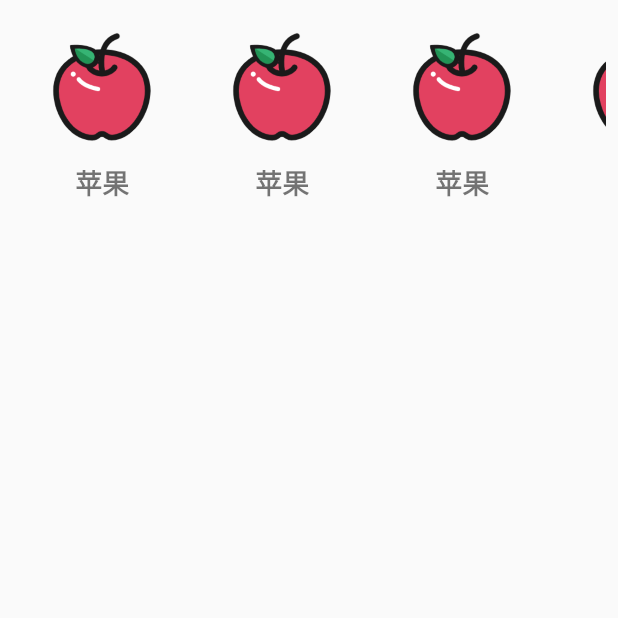
After one commit to zhenhunfan/learn, an Android app: the RecycleViewDemoActivity screen opened directly, with no data from a screen before it, on a phone screen of 412 x 824 dp, the top half of it. The commit adds this screen. Run offline under Robolectric (Android 15) with nearby library versions, the phone set to English and light mode, and no system bars.

Commit message:
添加了RecyclerView

```diff
--- a/android/07.Layout/app/src/main/AndroidManifest.xml
+++ b/android/07.Layout/app/src/main/AndroidManifest.xml
@@ -9,7 +9,8 @@
         android:roundIcon="@mipmap/ic_launcher_round"
         android:supportsRtl="true"
         android:theme="@style/AppTheme">
-        <activity android:name=".listview.SpinnerAndAutoCompleteTextViewActivity"></activity>
+        <activity android:name=".listview.RecycleViewDemoActivity"></activity>
+        <activity android:name=".listview.SpinnerAndAutoCompleteTextViewActivity" />
         <activity android:name=".listview.GridViewDemoActivity" />
         <activity android:name=".listview.SimpleAdapterActivity" />
         <activity android:name=".listview.BaseAdapterActivity" />
--- a/android/07.Layout/app/src/main/java/com/zhenhunfan/layout/listview/MainListViewActivity.java
+++ b/android/07.Layout/app/src/main/java/com/zhenhunfan/layout/listview/MainListViewActivity.java
@@ -70,4 +70,13 @@ public class MainListViewActivity extends AppCompatActivity {
         Intent intent = new Intent(MainListViewActivity.this, SpinnerAndAutoCompleteTextViewActivity.class);
         startActivity(intent);
     }
+
+    /**
+     * 打开RecyclerView
+     * @param view
+     */
+    public void openRecyclerView(View view) {
+        Intent intent = new Intent(MainListViewActivity.this, RecycleViewDemoActivity.class);
+        startActivity(intent);
+    }
 }
--- /dev/null
+++ b/android/07.Layout/app/src/main/java/com/zhenhunfan/layout/listview/RecycleViewDemoActivity.java
@@ -0,0 +1,49 @@
+package com.zhenhunfan.layout.listview;
+
+import androidx.annotation.NonNull;
+import androidx.annotation.Nullable;
+import androidx.appcompat.app.AppCompatActivity;
+import androidx.recyclerview.widget.LinearLayoutManager;
+import androidx.recyclerview.widget.RecyclerView;
+
+import android.os.Bundle;
+
+import com.zhenhunfan.layout.R;
+import com.zhenhunfan.layout.listview.adapter.MyRecyclerAdapter;
+
+import java.util.ArrayList;
+import java.util.Collection;
+import java.util.Iterator;
+import java.util.List;
+import java.util.ListIterator;
+
+public class RecycleViewDemoActivity extends AppCompatActivity {
+
+    private List<Fruit> fruitList = new ArrayList<>();
+
+    private RecyclerView recyclerView;
+
+    @Override
+    protected void onCreate(Bundle savedInstanceState) {
+        super.onCreate(savedInstanceState);
+        setContentView(R.layout.activity_recycle_view_demo);
+
+        //准备数据
+        Fruit fruit = new Fruit("苹果", R.drawable.apple);
+
+        for (int i = 0; i < 5; i++)
+            fruitList.add(fruit);
+
+
+        recyclerView = findViewById(R.id.recycler_view);
+        //控制RecyclerView的显示方向为水平方向
+        LinearLayoutManager linearLayoutManager = new LinearLayoutManager(this);
+        linearLayoutManager.setOrientation(LinearLayoutManager.HORIZONTAL);
+
+        recyclerView.setLayoutManager(linearLayoutManager);
+
+        MyRecyclerAdapter myRecyclerAdapter = new MyRecyclerAdapter(fruitList,R.layout.recycler_view_item);
+
+        recyclerView.setAdapter(myRecyclerAdapter);
+    }
+}
--- /dev/null
+++ b/android/07.Layout/app/src/main/java/com/zhenhunfan/layout/listview/adapter/MyRecyclerAdapter.java
@@ -0,0 +1,45 @@
+package com.zhenhunfan.layout.listview.adapter;
+
+import android.text.Layout;
+import android.view.LayoutInflater;
+import android.view.View;
+import android.view.ViewGroup;
+
+import com.zhenhunfan.layout.listview.Fruit;
+import com.zhenhunfan.layout.listview.view.holder.MyRecyclerViewHolder;
+
+import java.util.List;
+
+import androidx.annotation.NonNull;
+import androidx.recyclerview.widget.RecyclerView;
+
+public class MyRecyclerAdapter extends RecyclerView.Adapter<MyRecyclerViewHolder> {
+
+    private List<Fruit> fruitList;
+    private int resourceId;
+
+    public MyRecyclerAdapter(List<Fruit> fruitList, int resourceId) {
+        this.fruitList = fruitList;
+        this.resourceId = resourceId;
+    }
+
+    @NonNull
+    @Override
+    public MyRecyclerViewHolder onCreateViewHolder(@NonNull ViewGroup parent, int viewType) {
+        View itemView = LayoutInflater.from(parent.getContext()).inflate(resourceId,parent,false);
+        MyRecyclerViewHolder myRecyclerViewHolder = new MyRecyclerViewHolder(itemView);
+        return myRecyclerViewHolder;
+    }
+
+    @Override
+    public void onBindViewHolder(@NonNull MyRecyclerViewHolder holder, int position) {
+        Fruit fruit = fruitList.get(position);
+        holder.getFruitImage().setImageResource(fruit.getImageId());
+        holder.getFruitName().setText(fruit.getName());
+    }
+
+    @Override
+    public int getItemCount() {
+        return fruitList.size();
+    }
+}
--- /dev/null
+++ b/android/07.Layout/app/src/main/java/com/zhenhunfan/layout/listview/view/holder/MyRecyclerViewHolder.java
@@ -0,0 +1,33 @@
+package com.zhenhunfan.layout.listview.view.holder;
+
+import android.provider.ContactsContract;
+import android.view.View;
+import android.widget.ImageView;
+import android.widget.TextView;
+
+import com.zhenhunfan.layout.R;
+
+import androidx.annotation.NonNull;
+import androidx.recyclerview.widget.RecyclerView;
+
+public class MyRecyclerViewHolder extends RecyclerView.ViewHolder {
+
+    private ImageView fruitImage;
+    private TextView  fruitName;
+
+    public MyRecyclerViewHolder(@NonNull View itemView) {
+        super(itemView);
+        fruitImage = itemView.findViewById(R.id.recycler_view_item_image);
+        fruitName = itemView.findViewById(R.id.recycler_view_item_text);
+    }
+
+    public ImageView getFruitImage() {
+        return fruitImage;
+    }
+
+
+    public TextView getFruitName() {
+        return fruitName;
+    }
+
+}
--- a/android/07.Layout/app/src/main/res/layout/activity_main_list_view.xml
+++ b/android/07.Layout/app/src/main/res/layout/activity_main_list_view.xml
@@ -42,4 +42,10 @@
         android:layout_height="wrap_content"
         android:onClick="openSpinnerAndACATView"
         android:text="打开SpinnerAndACAT" />
+
+    <Button
+        android:layout_width="match_parent"
+        android:layout_height="wrap_content"
+        android:onClick="openRecyclerView"
+        android:text="打开RecyclerView" />
 </LinearLayout>
--- /dev/null
+++ b/android/07.Layout/app/src/main/res/layout/activity_recycle_view_demo.xml
@@ -0,0 +1,19 @@
+<?xml version="1.0" encoding="utf-8"?>
+<androidx.constraintlayout.widget.ConstraintLayout xmlns:android="http://schemas.android.com/apk/res/android"
+    xmlns:app="http://schemas.android.com/apk/res-auto"
+    xmlns:tools="http://schemas.android.com/tools"
+    android:layout_width="match_parent"
+    android:layout_height="match_parent"
+    tools:context=".listview.RecycleViewDemoActivity">
+
+    <androidx.recyclerview.widget.RecyclerView
+        android:id="@+id/recycler_view"
+        android:layout_width="match_parent"
+        android:layout_height="match_parent"
+        android:layout_margin="8dp"
+        app:layout_constraintBottom_toBottomOf="parent"
+        app:layout_constraintEnd_toEndOf="parent"
+        app:layout_constraintStart_toStartOf="parent"
+        app:layout_constraintTop_toTopOf="parent"/>
+
+</androidx.constraintlayout.widget.ConstraintLayout>
--- /dev/null
+++ b/android/07.Layout/app/src/main/res/layout/recycler_view_item.xml
@@ -0,0 +1,23 @@
+<?xml version="1.0" encoding="utf-8"?>
+<LinearLayout xmlns:android="http://schemas.android.com/apk/res/android"
+    android:layout_width="100dp"
+    android:layout_height="wrap_content"
+    android:orientation="vertical"
+    android:layout_margin="10dp">
+
+    <ImageView
+        android:id="@+id/recycler_view_item_image"
+        android:layout_width="80dp"
+        android:layout_height="80dp"
+        android:layout_gravity="center_horizontal"/>
+
+    <TextView
+        android:id="@+id/recycler_view_item_text"
+        android:layout_width="wrap_content"
+        android:layout_height="wrap_content"
+        android:layout_gravity="center_horizontal"
+        android:textSize="18sp"
+        android:textStyle="bold"
+        android:layout_marginTop="10dp"/>
+
+</LinearLayout>
```
Also changed, not shown: 1 other file.
